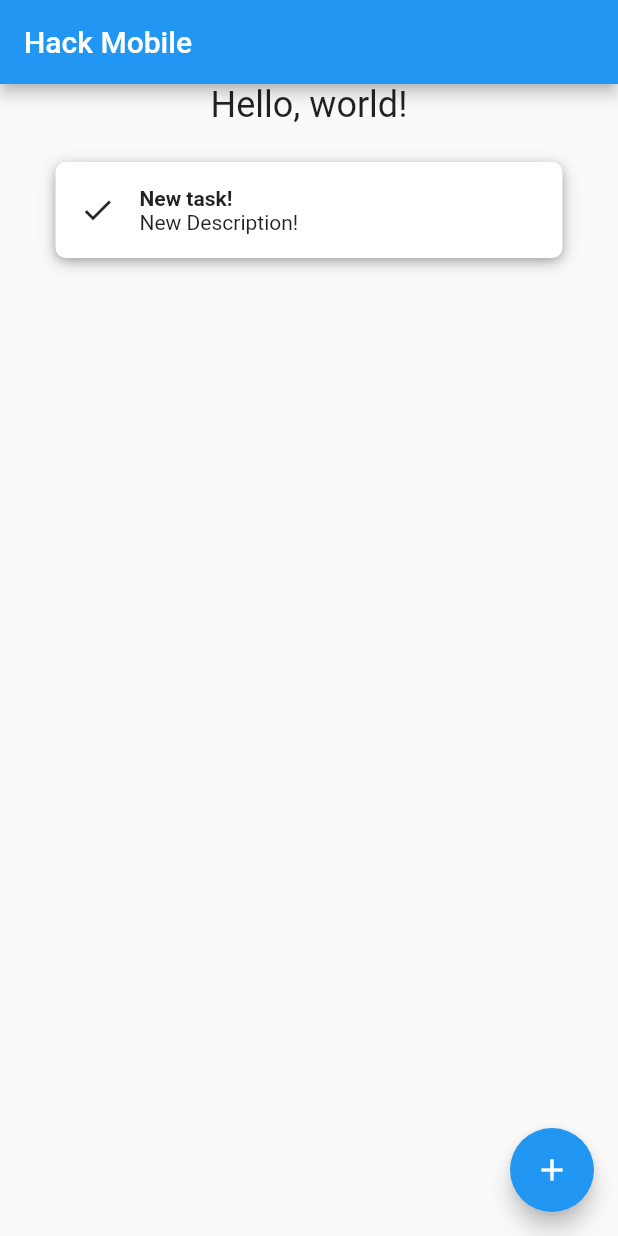
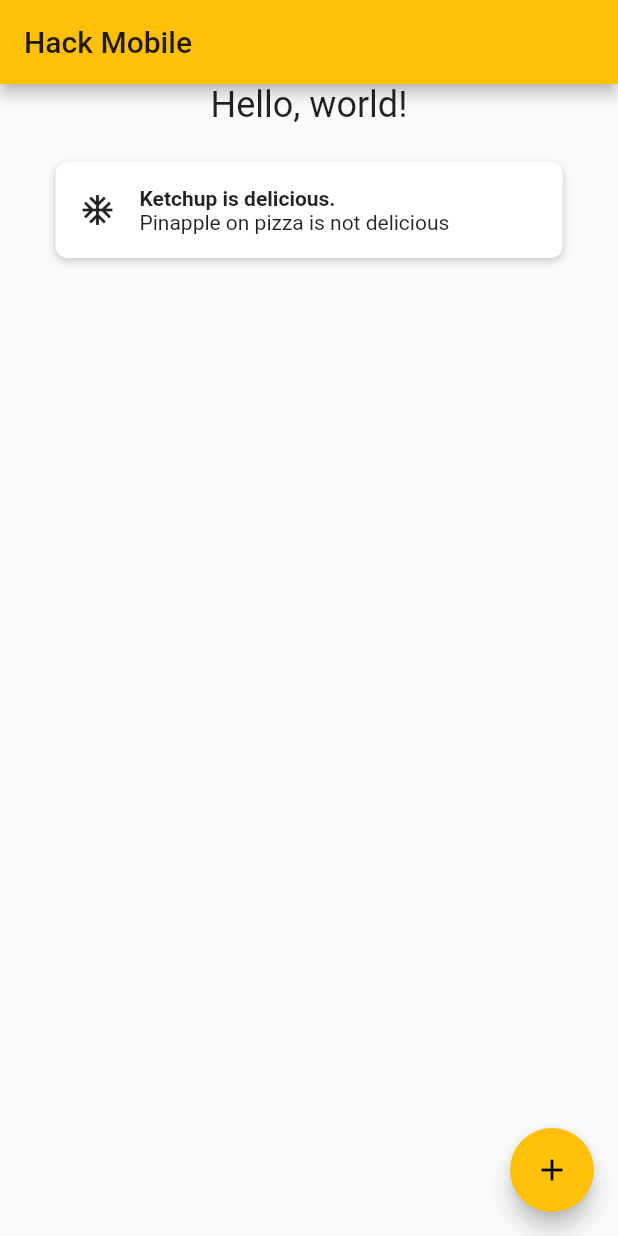
Before and after one commit to garrettluu/hack-mobile, a Flutter app: the screen it shows after launch, after a tap on the "add" icon, on a phone screen of 412 x 824 dp. Run offline on Flutter 3.47's test engine with Material 2 defaults, Android fonts, the phone set to English and light mode, and no system bars.

Commit message:
Post workshop 2 code

```diff
--- a/lib/main.dart
+++ b/lib/main.dart
@@ -21,7 +21,7 @@ class MyApp extends StatelessWidget {
         // or simply save your changes to "hot reload" in a Flutter IDE).
         // Notice that the counter didn't reset back to zero; the application
         // is not restarted.
-        primarySwatch: Colors.blue,
+        primarySwatch: Colors.amber,
       ),
       home: MyHomePage(title: 'Hack Mobile'),
     );
@@ -52,8 +52,8 @@ class _MyHomePageState extends State<MyHomePage> {
   void _addTask() {
     setState(() {
       _tasks.add(TaskWidget(
-        title: "New task!",
-        description: "New Description!",
+        title: "Ketchup is delicious.",
+        description: "Pinapple on pizza is not delicious",
       ));
     });
   }
--- a/lib/widgets/Task.dart
+++ b/lib/widgets/Task.dart
@@ -1,51 +1,43 @@
 import 'package:flutter/material.dart';
 
 class TaskWidget extends StatelessWidget {
-  TaskWidget({Key key, this.title, this.description}) : super(key: key);
+  const TaskWidget({Key key, this.title, this.description}) : super(key: key);
   final String title;
   final String description;
 
   @override
   Widget build(BuildContext context) {
     return Padding(
-      padding: const EdgeInsets.only(left: 37.0, right: 37, bottom: 22),
+      padding: const EdgeInsets.only(left: 37, right: 37, bottom: 22),
       child: Container(
         child: Padding(
           padding: const EdgeInsets.all(16.0),
           child: Row(
             children: <Widget>[
-              Icon(Icons.check),
+              Icon(Icons.ac_unit),
               SizedBox(width: 16),
               Column(
                 crossAxisAlignment: CrossAxisAlignment.start,
-                children: <Widget>[
-                  Text(title,
-                      textAlign: TextAlign.left,
-                      style: TextStyle(
-                        fontWeight: FontWeight.bold,
-                      )),
+                children: [
                   Text(
-                    description,
+                    title,
+                    style: TextStyle(fontWeight: FontWeight.bold),
                     textAlign: TextAlign.left,
                   ),
+                  Text(description, textAlign: TextAlign.left),
                 ],
-              ),
+              )
             ],
           ),
         ),
         decoration: BoxDecoration(
           color: Colors.white,
-          borderRadius: BorderRadius.all(Radius.circular(7)),
+          borderRadius: BorderRadius.all(Radius.circular(8)),
           boxShadow: [
             BoxShadow(
               color: const Color.fromRGBO(0, 0, 0, 0.2),
               offset: Offset(0, 2),
               blurRadius: 4,
-            ),
-            BoxShadow(
-              color: const Color.fromRGBO(0, 0, 0, 0.19),
-              offset: Offset(0, 3),
-              blurRadius: 10,
             ),
           ],
         ),
```
